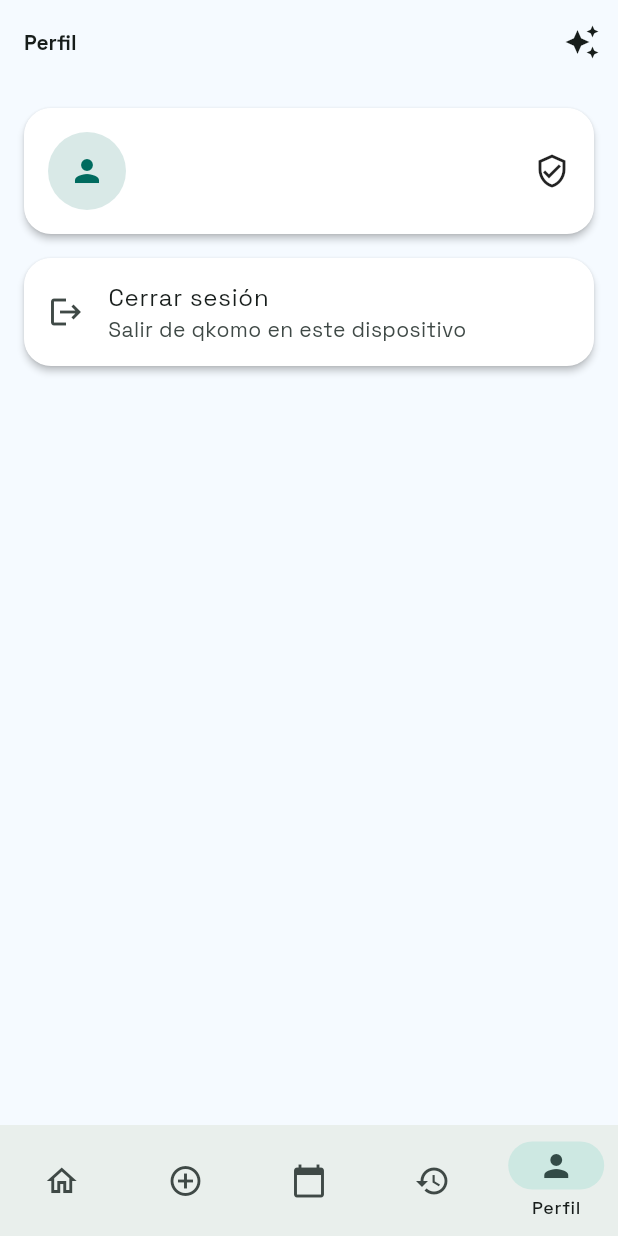
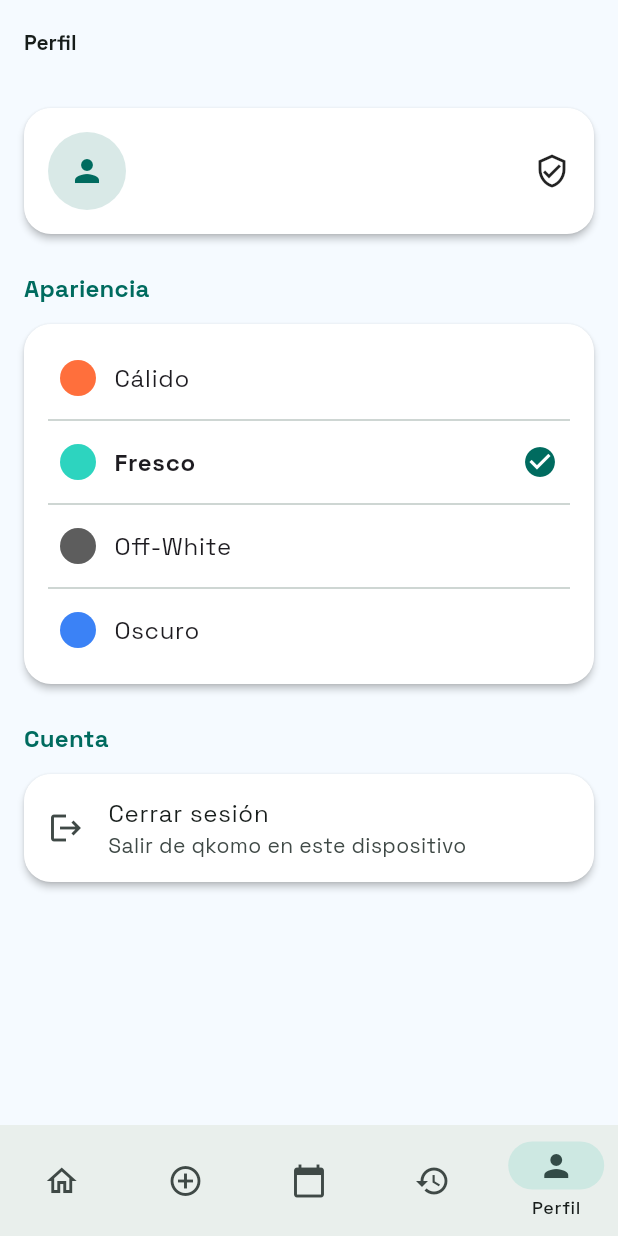
Before and after one commit to Pedrorc90/qkomo-ui, a Flutter app: the screen it shows once a user with an empty profile is signed in, item 5 of the bottom bar chosen, on a phone screen of 412 x 824 dp. Run offline on Flutter 3.47's test engine with Material 3 defaults, Android fonts, the light colour scheme and no system bars; our stand-ins replace connectivity_plus, dio, firebase_auth, firebase_core, fl_chart, flutter_riverpod and 10 more; missing offline and left inert: mobile_scanner, workmanager; accounts and stored records are empty.

Commit message:
Adding theme

```diff
--- a/lib/features/profile/presentation/profile_page.dart
+++ b/lib/features/profile/presentation/profile_page.dart
@@ -13,34 +13,37 @@ class ProfilePage extends ConsumerWidget {
   Widget build(BuildContext context, WidgetRef ref) {
     final authController = ref.read(authControllerProvider);
     final user = ref.watch(firebaseAuthProvider).currentUser;
-    final themeType = ref.watch(themeTypeProvider);
 
     return Scaffold(
       appBar: AppBar(
         title: const Text('Perfil'),
         backgroundColor: Colors.transparent,
-        actions: [
-          IconButton(
-            tooltip: 'Cambiar tema',
-            onPressed: () {
-              final notifier = ref.read(themeTypeProvider.notifier);
-              notifier.state = themeType == AppThemeType.warm
-                  ? AppThemeType.fresh
-                  : AppThemeType.warm;
-            },
-            icon: Icon(themeType == AppThemeType.warm
-                ? Icons.palette
-                : Icons.auto_awesome),
-          ),
-        ],
       ),
-      body: Padding(
+      body: SingleChildScrollView(
         padding: const EdgeInsets.all(16),
         child: Column(
           crossAxisAlignment: CrossAxisAlignment.stretch,
           children: [
             UserSummaryCard(user: user),
-            const SizedBox(height: 16),
+            const SizedBox(height: 24),
+            Text(
+              'Apariencia',
+              style: Theme.of(context).textTheme.titleMedium?.copyWith(
+                    fontWeight: FontWeight.bold,
+                    color: Theme.of(context).colorScheme.primary,
+                  ),
+            ),
+            const SizedBox(height: 12),
+            const _ThemeSelector(),
+            const SizedBox(height: 24),
+            Text(
+              'Cuenta',
+              style: Theme.of(context).textTheme.titleMedium?.copyWith(
+                    fontWeight: FontWeight.bold,
+                    color: Theme.of(context).colorScheme.primary,
+                  ),
+            ),
+            const SizedBox(height: 12),
             Card(
               child: ListTile(
                 leading: const Icon(Icons.logout),
@@ -55,3 +58,100 @@ class ProfilePage extends ConsumerWidget {
     );
   }
 }
+
+class _ThemeSelector extends ConsumerWidget {
+  const _ThemeSelector();
+
+  @override
+  Widget build(BuildContext context, WidgetRef ref) {
+    final currentTheme = ref.watch(themeTypeProvider);
+
+    return Card(
+      child: Padding(
+        padding: const EdgeInsets.all(16),
+        child: Column(
+          children: [
+            _ThemeOption(
+              label: 'Cálido',
+              isSelected: currentTheme == AppThemeType.warm,
+              color: const Color(0xFFFF6F3C), // Seed color from Warm
+              onTap: () => ref.read(themeTypeProvider.notifier).state = AppThemeType.warm,
+            ),
+            const Divider(),
+            _ThemeOption(
+              label: 'Fresco',
+              isSelected: currentTheme == AppThemeType.fresh,
+              color: const Color(0xFF2DD4BF), // Seed color from Fresh
+              onTap: () => ref.read(themeTypeProvider.notifier).state = AppThemeType.fresh,
+            ),
+            const Divider(),
+            _ThemeOption(
+              label: 'Off-White',
+              isSelected: currentTheme == AppThemeType.offWhite,
+              color: const Color(0xFF5D5D5D), // Seed color from OffWhite
+              onTap: () => ref.read(themeTypeProvider.notifier).state = AppThemeType.offWhite,
+            ),
+            const Divider(),
+            _ThemeOption(
+              label: 'Oscuro',
+              isSelected: currentTheme == AppThemeType.dark,
+              color: const Color(0xFF3B82F6), // Seed color from Dark
+              onTap: () => ref.read(themeTypeProvider.notifier).state = AppThemeType.dark,
+            ),
+          ],
+        ),
+      ),
+    );
+  }
+}
+
+class _ThemeOption extends StatelessWidget {
+  const _ThemeOption({
+    required this.label,
+    required this.isSelected,
+    required this.color,
+    required this.onTap,
+  });
+
+  final String label;
+  final bool isSelected;
+  final Color color;
+  final VoidCallback onTap;
+
+  @override
+  Widget build(BuildContext context) {
+    return InkWell(
+      onTap: onTap,
+      borderRadius: BorderRadius.circular(12),
+      child: Padding(
+        padding: const EdgeInsets.symmetric(vertical: 8, horizontal: 8),
+        child: Row(
+          children: [
+            Container(
+              width: 24,
+              height: 24,
+              decoration: BoxDecoration(
+                color: color,
+                shape: BoxShape.circle,
+              ),
+            ),
+            const SizedBox(width: 12),
+            Expanded(
+              child: Text(
+                label,
+                style: Theme.of(context).textTheme.bodyLarge?.copyWith(
+                      fontWeight: isSelected ? FontWeight.bold : FontWeight.normal,
+                    ),
+              ),
+            ),
+            if (isSelected)
+              Icon(
+                Icons.check_circle,
+                color: Theme.of(context).colorScheme.primary,
+              ),
+          ],
+        ),
+      ),
+    );
+  }
+}
--- a/lib/theme/theme_type.dart
+++ b/lib/theme/theme_type.dart
@@ -1 +1 @@
-enum AppThemeType { warm, fresh }
+enum AppThemeType { warm, fresh, offWhite, dark }
```
Also changed, not shown: lib/theme/app_theme.dart (+46 -10 lines).
